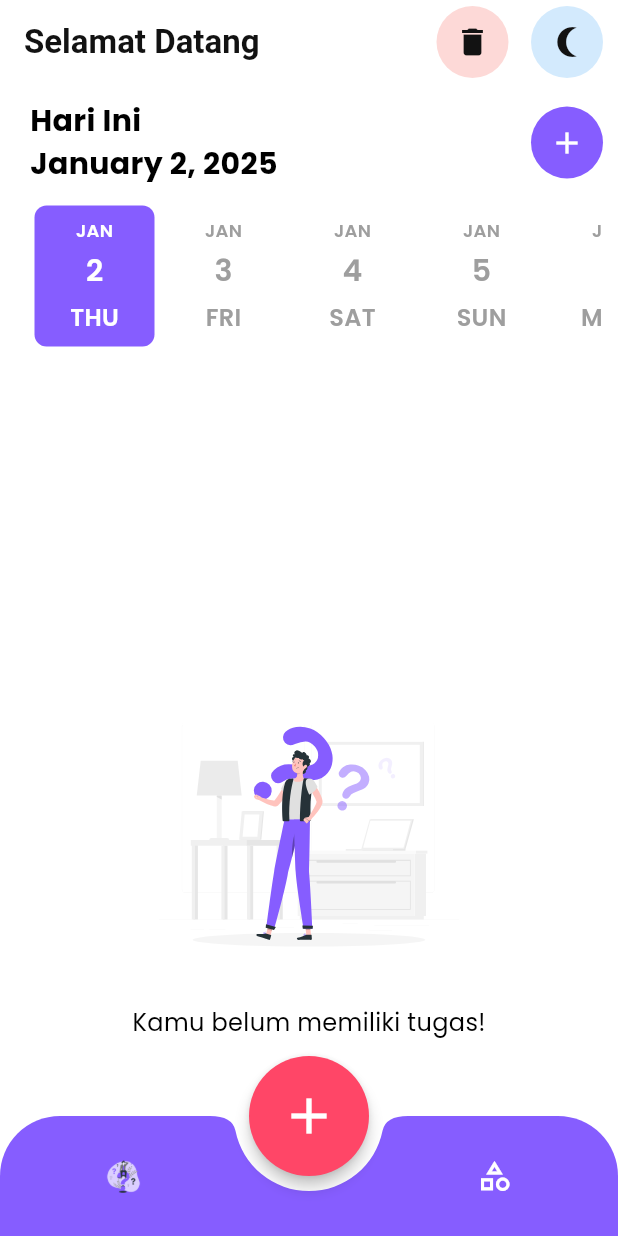
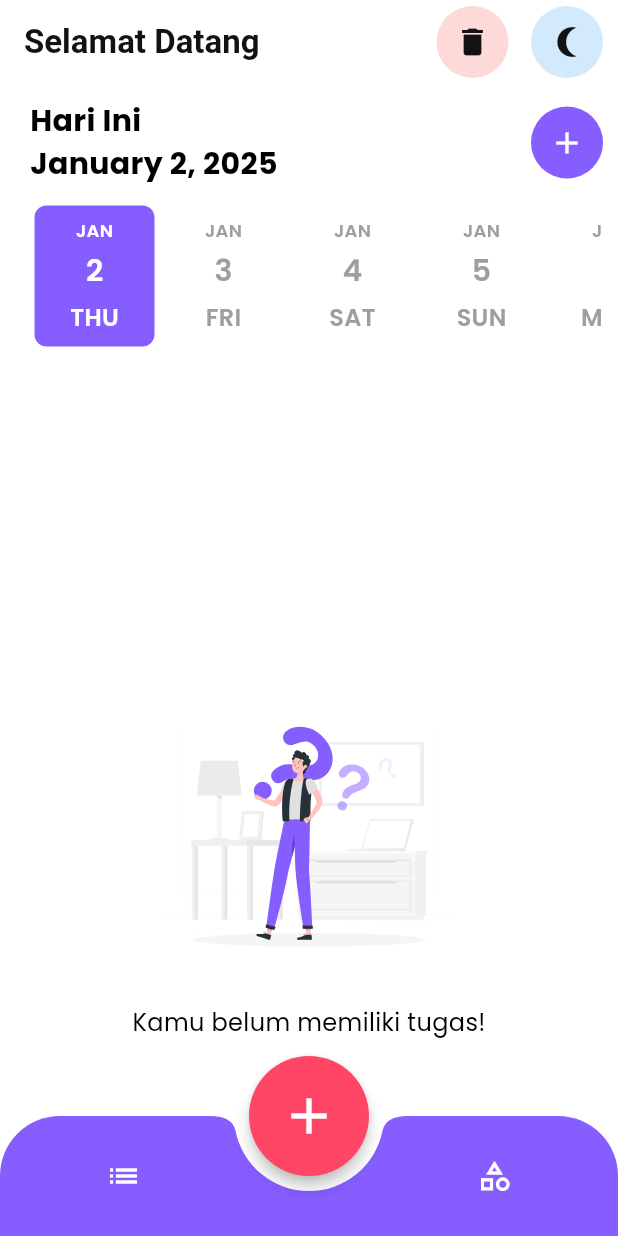
Before and after one commit to Lamakera/lamakera, a Flutter app: the MyBottom screen opened directly, on a phone screen of 412 x 824 dp. Run offline on Flutter 3.47's test engine with Material 3 defaults, Android fonts, the phone set to English and light mode, and no system bars; drawn by our look-alikes of date_picker_timeline; our stand-ins replace flutter_local_notifications, flutter_staggered_animations, flutter_svg, flutter_timezone, get, get_storage and 4 more; missing offline and left inert: intro_screen_onboarding_flutter; accounts and stored records are empty.

Commit message:
Update icon navigasi

```diff
--- a/lib/main.dart
+++ b/lib/main.dart
@@ -56,7 +56,7 @@ class Onboarding extends StatelessWidget {
   @override
   Widget build(BuildContext context) {
     return IntroScreenOnboarding(
-      backgroudColor: Colors.white,
+      backgroundColor: Colors.white,
       foregroundColor: primaryClr,
       introductionList: list,
       onTapSkipButton: () {
--- a/lib/widgets/bottom_nav.dart
+++ b/lib/widgets/bottom_nav.dart
@@ -41,10 +41,11 @@ class MyBottom extends StatelessWidget {
               mainAxisAlignment: MainAxisAlignment.spaceAround,
               children: <Widget>[
                 IconButton(
-                  icon: Image.asset(
-                    'images/tasktest.png', // Ganti dengan path gambar Anda
-                    width: 24, // Sesuaikan ukuran gambar
-                    height: 24, // Sesuaikan ukuran gambar
+                  icon: Icon(
+                    Icons.list,
+                    color: bottomNavController.currentIndex.value == 1
+                        ? Colors.white
+                        : Colors.white,
                   ),
                   onPressed: () {
                     bottomNavController.updateIndex(0);
```
